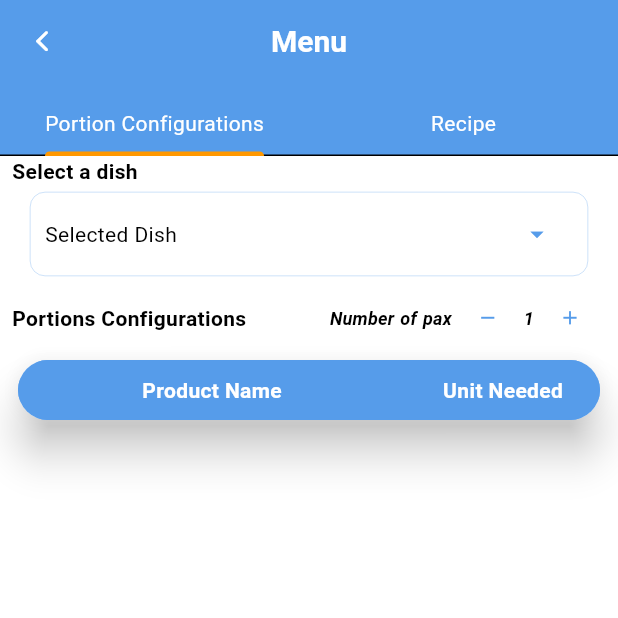
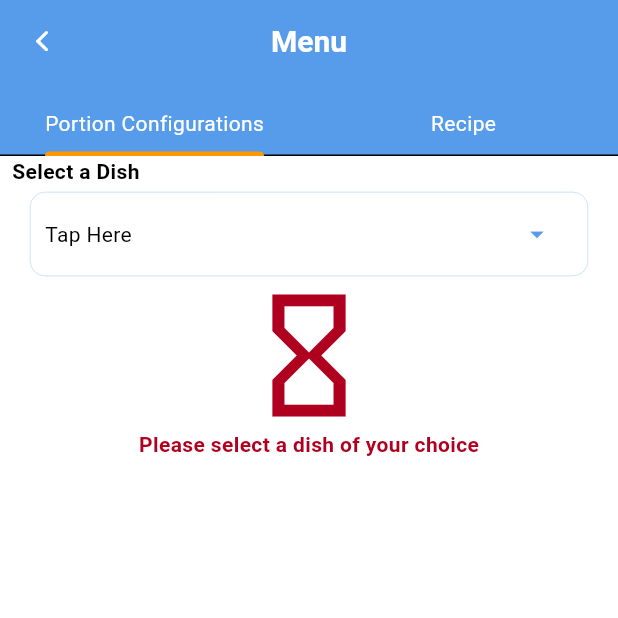
Before and after one commit to ryhq/mksc, a Flutter app: the MenuScreen screen opened directly with empty values, on a phone screen of 412 x 824 dp, the top half of it. Run offline on Flutter 3.47's test engine with Material 3 defaults, Android fonts, the phone set to English and light mode, and no system bars; our stand-ins replace connectivity_plus, flutter_html, flutter_native_splash, flutter_secure_storage, flutter_svg, fluttertoast and 5 more; accounts and stored records are empty.

Commit message:
Menu Updates

```diff
--- a/lib/view/menu_screen/portion_configuration.dart
+++ b/lib/view/menu_screen/portion_configuration.dart
@@ -1,5 +1,6 @@
 import 'package:flutter/cupertino.dart';
 import 'package:flutter/material.dart';
+import 'package:flutter/services.dart';
 import 'package:mksc/model/detailed_menu.dart';
 import 'package:mksc/model/menu.dart';
 import 'package:mksc/model/other_dish.dart';
@@ -21,6 +22,8 @@ class PortionConfiguration extends StatefulWidget {
 
 class _PortionConfigurationState extends State<PortionConfiguration> {
   bool isFetchDetailedMenu = false;
+
+  TextEditingController paxController = TextEditingController();
 
   bool isUpdateDetailedMenu = false;
 
@@ -54,8 +57,9 @@ class _PortionConfigurationState extends State<PortionConfiguration> {
           mainAxisAlignment: MainAxisAlignment.start,
           crossAxisAlignment: CrossAxisAlignment.start,
           children: [
+
             Text(
-              "Select a dish",
+              selectedDish.dishName.isEmpty ? "Select a Dish" : "Selected Dish",
               style: Theme.of(context).textTheme.bodyMedium?.copyWith(fontWeight: FontWeight.bold),
             ),
 
@@ -75,18 +79,10 @@ class _PortionConfigurationState extends State<PortionConfiguration> {
                   padding: const EdgeInsets.only(left: 10.0, right: 10),
                   child: ListTile(
                     title: Text(
-                      selectedDish.id.toString().isEmpty ? "Select Dish" : "Selected Dish",
+                      selectedDish.dishName.isEmpty ? "Tap Here" : selectedDish.dishName,
                       style: Theme.of(context).textTheme.bodyMedium,
                     ),
-                    trailing: Row(
-                      mainAxisSize: MainAxisSize.min,
-                      children: [
-                        Text(
-                          selectedDish.id.toString().isEmpty ? "" : selectedDish.dishName,
-                          style: selectedDish.id.toString().isEmpty ? Theme.of(context).textTheme.labelMedium : Theme.of(context).textTheme.bodyMedium!.copyWith(fontStyle: FontStyle.italic)
-                        ),
-
-                        PopupMenuButton<OtherDish>(
+                    trailing: PopupMenuButton<OtherDish>(
                       key: _popupDishKey,
                       onSelected: (OtherDish otherDish) {
                         setState(() {
@@ -112,8 +108,6 @@ class _PortionConfigurationState extends State<PortionConfiguration> {
                         }).toList();
                       },
                     ),
-                      ],
-                    ),
                     contentPadding: const EdgeInsets.all(0.0),
                     onTap: () {
                       _popupDishKey.currentState?.showButtonMenu();
@@ -123,53 +117,73 @@ class _PortionConfigurationState extends State<PortionConfiguration> {
               ),
             ),
 
+            if(selectedDish.dishName.isNotEmpty)...[
+
               if(isUpdateDetailedMenu)...[
                 const BallPulseIndicator()
               ]else...[
                 // Table
-              Row(
-                mainAxisAlignment: MainAxisAlignment.spaceBetween,
-                crossAxisAlignment: CrossAxisAlignment.center,
-                children: [
-                  Text(
+                Padding(
+                  padding: const EdgeInsets.only(top: 8.0),
+                  child: Text(
                     "Portions Configurations",
                     style: Theme.of(context).textTheme.bodyMedium?.copyWith(fontWeight: FontWeight.bold),
                   ),
+                ),
                 Row(
-                    children: [
+                  mainAxisAlignment: MainAxisAlignment.spaceBetween,
+                  children: <Widget>[
                     Text(
-                        "Number of pax",
-                        style: Theme.of(context).textTheme.labelLarge?.copyWith(fontWeight: FontWeight.bold),
+                      "Number of Pax",
+                      style: Theme.of(context).textTheme.labelLarge,
                     ),
-                      IconButton(
+                    Expanded(
+                      child: TextFormField(
+                        controller: paxController,
+                        keyboardType: const TextInputType.numberWithOptions(decimal: false, signed: false),
+                        textAlign: TextAlign.right,
+                        inputFormatters: <TextInputFormatter>[
+                          FilteringTextInputFormatter.digitsOnly,
+                        ],
+                        onChanged: (String value) {
+                          // Check if the input is a positive integer
+                          if (value.isNotEmpty && int.tryParse(value) != null && int.parse(value) >= 0) {
+                            if (int.parse(value) <= 9999) {
+                              setState(() {
+                                updatePax(int.parse(value));
+                              });
+                            }else{
+                              // Clear the input if it is invalid
+                              paxController.clear();
+                              updatePax(1);
+                            }
+                          } else {
+                            // Clear the input if it is invalid
+                            paxController.clear();
+                            updatePax(1);
+                          }
+                        },
+                        style: Theme.of(context).textTheme.labelLarge,
+                        decoration: InputDecoration(
+                          enabledBorder: const UnderlineInputBorder(borderSide: BorderSide.none),
+                          focusedBorder: const UnderlineInputBorder(borderSide: BorderSide.none),
+                          hintText: "123",
+                          hintStyle: Theme.of(context).textTheme.labelLarge,
+                          hintTextDirection: TextDirection.rtl,
+                          suffixIcon: paxController.text.toString().isNotEmpty ? IconButton(
+                            onPressed: () {
+                              setState(() {
+                                paxController.clear();
+                                updatePax(1);
+                              });
+                            },
                             icon: Icon(
-                          Icons.remove,
-                          size: 15,
+                              Icons.cancel,
                               color: Theme.of(context).colorScheme.primary,
                             ),
-                        onPressed: () {
-                          if (paxCount > 1) {
-                            updatePax(paxCount - 1);
-                          }
-                        },
+                          ) : null,
                         ),
-                      Text(
-                        '$paxCount',
-                        style: Theme.of(context).textTheme.labelLarge?.copyWith(fontWeight: FontWeight.bold)
                       ),
-                      IconButton(
-                        icon: Icon(
-                          Icons.add,
-                          size: 15,
-                          color: Theme.of(context).colorScheme.primary
-                        ),
-                        onPressed: () {
-                          if (paxCount < 10) {
-                            updatePax(paxCount + 1);
-                          }
-                        },
-                      ),
-                    ],
                     ),
                   ],
                 ),
@@ -357,6 +371,27 @@ class _PortionConfigurationState extends State<PortionConfiguration> {
                   ),
                 ],
               ]
+            ]else...[
+              SizedBox(
+                width: MediaQuery.of(context).size.width,
+                child: Center(
+                  child: Column(
+                    children: [
+                      Icon(
+                        Icons.hourglass_empty,
+                        color: Theme.of(context).colorScheme.error,
+                        size: Provider.of<ThemeProvider>(context).fontSize + 84,
+                      ),
+
+                      Text(
+                        "Please select a dish of your choice",
+                        style: Theme.of(context).textTheme.bodyMedium?.copyWith(fontWeight: FontWeight.bold, color: Theme.of(context).colorScheme.error),
+                      ),
+                    ],
+                  ),
+                ),
+              )
+            ]
           ],
         ),
       ),
@@ -367,7 +402,14 @@ class _PortionConfigurationState extends State<PortionConfiguration> {
       isFetchDetailedMenu = true;
     });
 
+    if (
+      Provider.of<MenuProvider>(context, listen: true).detailedMenu.dish.id.toString().isEmpty
+    ) {
+
       await Provider.of<MenuProvider>(context, listen: false).fetchDetailedMenu(context, id: widget.menu.id);
+
+    }
+
 
     setState(() {
       isFetchDetailedMenu = false;
--- a/pubspec.yaml
+++ b/pubspec.yaml
@@ -63,7 +63,7 @@ dependencies:
   share_plus: ^10.0.2
   fluttertoast: ^8.2.8
   shimmer: ^3.0.0
-  # youtube_player_flutter: ^9.1.0
+  youtube_player_flutter: ^9.1.0
   flutter_html: ^3.0.0-beta.2
   ionicons: ^0.2.2
   flutter_spinkit: ^5.2.1
```
Also changed, not shown: pubspec.lock, 3 other files. Lines whose indentation alone changed are shown as unchanged.
